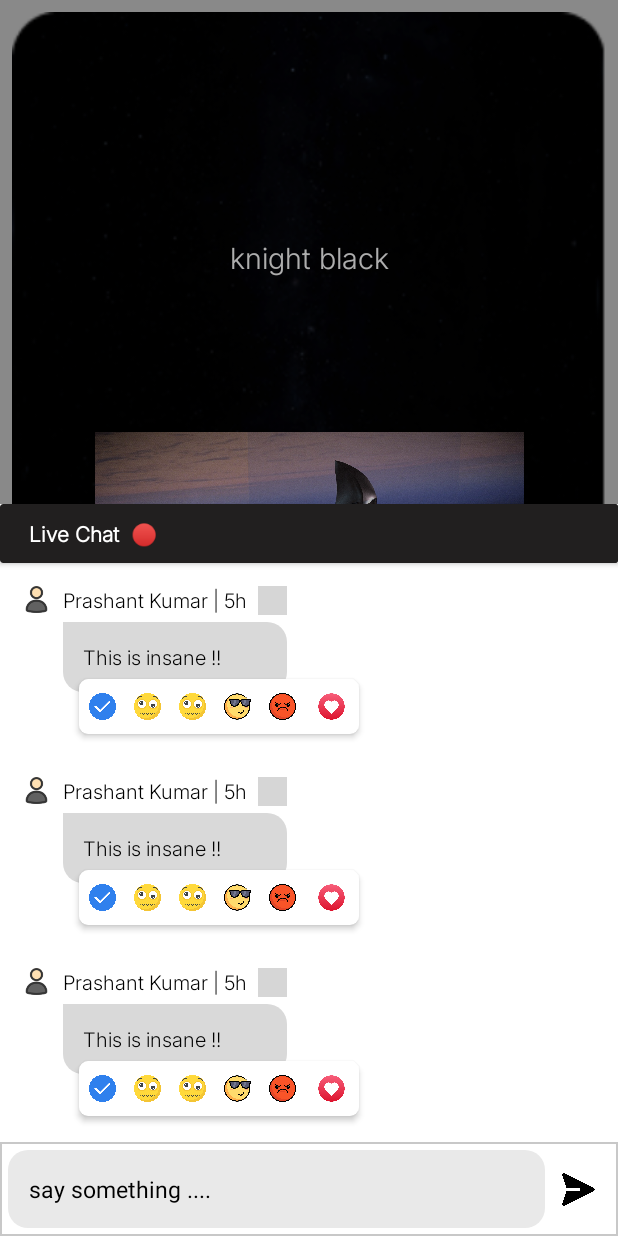
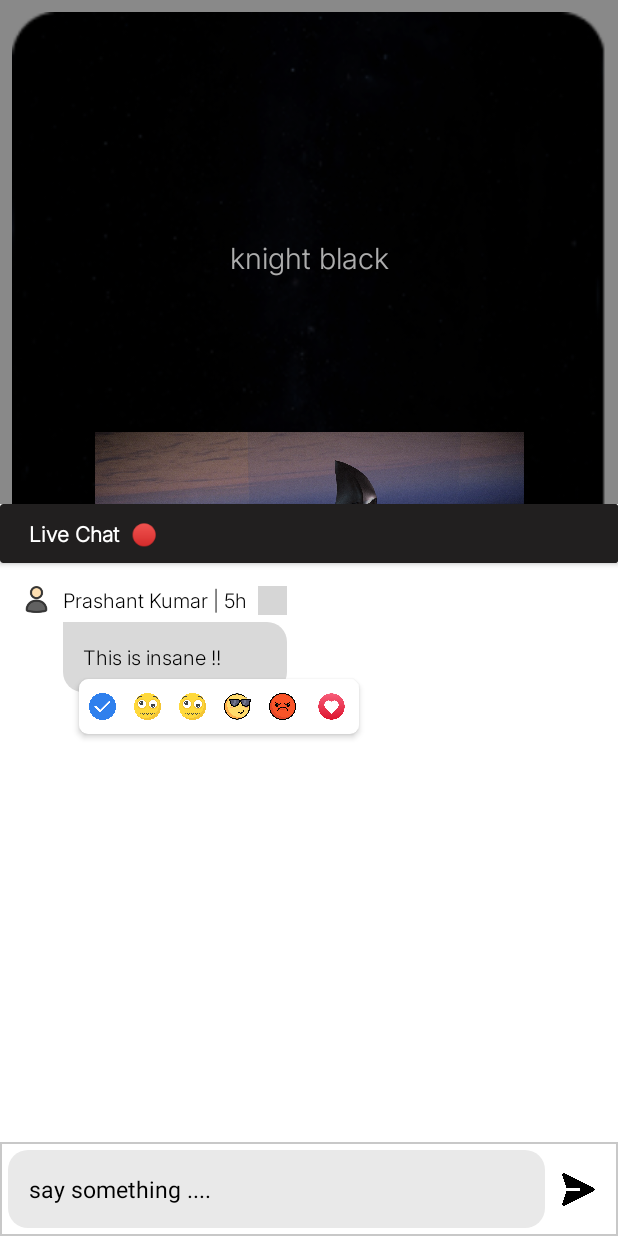
Before and after one commit to PrashantX02/Next-gen-orbital-visualization, an Android app: the swipe_card screen opened directly, with no data from a screen before it, after a tap on an icon or button, on a phone screen of 412 x 824 dp. Run offline under Robolectric (Android 15) with nearby library versions, the phone set to English and light mode, and no system bars; our stand-ins replace Firebase (no records; nobody signed in at launch, a user with empty details on screens opened directly), sdp/ssp sizes; libraries missing offline, so code that uses them is left out: com.qamar.curvedbottomnaviagtion; 3 statements that could not run were skipped; grey boxes are pictures that could not be loaded.

Commit message:
working in Live comment section

```diff
--- a/app/src/main/java/com/pain/space/model/Comment.kt
+++ b/app/src/main/java/com/pain/space/model/Comment.kt
@@ -1,29 +1,30 @@
 package com.pain.space.model
 
 data class Comment(
-    val username: String,
-    val timeAgo: String,
-    val commentText: String,
+    var uid: String = "",
+    var username: String = "",
+    var timeAgo: String = "",
+    var commentText: String = "",
 
     // Emotion drawable resources
-    val chk: Int,
-    val confused: Int,
-    val cool: Int,
-    val angry: Int,
-    val facebookReactions: Int,
-    val sad: Int,
-    val sad2: Int,
-    val neutral: Int,
-    val science: Int,
-    val einstein: Int,
-    val sportCar: Int,
-    val startup: Int,
-    val chemistry: Int,
-    val galaxy: Int,
-    val angryBirds: Int,
-    val tesla: Int,
-    val gravity: Int,
-    val isaacNewton: Int,
-    val astronaut: Int,
-    val planet: Int
+    var chk: Int = 0,
+    var confused: Int = 0,
+    var cool: Int = 0,
+    var angry: Int = 0,
+    var facebookReactions: Int = 0,
+    var sad: Int = 0,
+    var sad2: Int = 0,
+    var neutral: Int = 0,
+    var science: Int = 0,
+    var einstein: Int = 0,
+    var sportCar: Int = 0,
+    var startup: Int = 0,
+    var chemistry: Int = 0,
+    var galaxy: Int = 0,
+    var angryBirds: Int = 0,
+    var tesla: Int = 0,
+    var gravity: Int = 0,
+    var isaacNewton: Int = 0,
+    var astronaut: Int = 0,
+    var planet: Int = 0
 )
--- a/app/src/main/java/com/pain/space/services/ViewCountService.kt
+++ b/app/src/main/java/com/pain/space/services/ViewCountService.kt
@@ -12,7 +12,7 @@ class ViewCountService : Service() {
 
         Thread {
             val db = FirebaseDatabase.getInstance()
-            val ref = db.reference.child(key)
+            val ref = db.reference.child(key).child("live_views")
             ref.get().addOnSuccessListener { snapshot ->
                 val value = snapshot.getValue(Int::class.java) ?: 0
                 ref.setValue(value - 1)
--- a/app/src/main/java/com/pain/space/sheet_fragment/comment_sheetFragment.kt
+++ b/app/src/main/java/com/pain/space/sheet_fragment/comment_sheetFragment.kt
@@ -1,37 +1,98 @@
 package com.pain.space.sheet_fragment
 
+import android.icu.util.LocaleData
+import android.os.Build
 import android.os.Bundle
+import android.util.Log
 import android.view.LayoutInflater
 import android.view.View
 import android.view.ViewGroup
+import android.widget.EditText
 import android.widget.ImageView
+import android.widget.Toast
+import androidx.annotation.RequiresApi
+import androidx.constraintlayout.widget.ConstraintLayout
 import androidx.recyclerview.widget.LinearLayoutManager
 import androidx.recyclerview.widget.RecyclerView
 import com.google.android.material.bottomsheet.BottomSheetDialogFragment
+import com.google.android.material.snackbar.Snackbar
+import com.google.firebase.auth.FirebaseAuth
+import com.google.firebase.database.DataSnapshot
+import com.google.firebase.database.DatabaseError
+import com.google.firebase.database.FirebaseDatabase
+import com.google.firebase.database.ValueEventListener
+import com.google.firebase.database.core.Constants
 import com.pain.space.R
 import com.pain.space.model.Comment
 import com.pain.space.recyclerViews_and_adapter.CommentAdapter
+import com.qamar.curvedbottomnaviagtion.log
+import java.time.LocalDateTime
+import java.time.format.DateTimeFormatter
+import java.util.Calendar
+import java.util.Formatter
 
-class comment_sheetFragment() : BottomSheetDialogFragment() {
+class comment_sheetFragment(var key_default_watch: String) : BottomSheetDialogFragment() {
 
     lateinit var comment_recyclerView : RecyclerView
+    lateinit var comment_edit_text : EditText
+    lateinit var comment_sent : ImageView
+    lateinit var key : String
+    lateinit var root : ConstraintLayout
+
+    @RequiresApi(Build.VERSION_CODES.O)
     override fun onCreateView(
         inflater: LayoutInflater, container: ViewGroup?,
         savedInstanceState: Bundle?
     ): View? {
 
+        val uid : String = FirebaseAuth.getInstance().currentUser!!.uid
+
         var view : View = inflater.inflate(R.layout.fragment_comment_sheet, container, false)
 
         comment_recyclerView = view.findViewById(R.id.comments)
+        comment_edit_text = view.findViewById(R.id.editText4)
+        comment_sent = view.findViewById(R.id.sent_comment)
+        root = view.findViewById(R.id.bottom_up_root)
+
+        key = key_default_watch
+
+        comment_sent.setOnClickListener {
+            var str = comment_edit_text.text.toString()
+            val current = LocalDateTime.now()
+            val format = DateTimeFormatter.ofPattern("yyyy-MM-dd HH:mm:ss")
+            val formatted = current.format(format)
+            FirebaseDatabase.getInstance().reference.child(key).child("comment").push().setValue(Comment(uid,"Prashant Kumar | 5h",formatted,str,0,0,0,0,0,0,0,0,0,0,0,0,0,0,0,0,0,0,0,0)).addOnCompleteListener { task->
+                if(task.isSuccessful){
+                    comment_edit_text.setText("")
+                    Snackbar.make(root,"Comment posted",Snackbar.LENGTH_SHORT).show()
+                }else{
+                    Log.d("planet", "failed posting  comment")
+                }
+            }
+        }
 
         var list = listOf(
-            Comment("Prashant Kumar | 5h","","This is is Insane !!",0,0,0,0,0,0,0,0,0,0,0,0,0,0,0,0,0,0,0,0),
-            Comment("Prashant Kumar | 5h","","This is is Insane !!",0,0,0,0,0,0,0,0,0,0,0,0,0,0,0,0,0,0,0,0),
-            Comment("Prashant Kumar | 5h","","This is is Insane !!",0,0,0,0,0,0,0,0,0,0,0,0,0,0,0,0,0,0,0,0),
-            Comment("Prashant Kumar | 5h","","This is is Insane !!",0,0,0,0,0,0,0,0,0,0,0,0,0,0,0,0,0,0,0,0),
-            Comment("Prashant Kumar | 5h","","This is is Insane !!",0,0,0,0,0,0,0,0,0,0,0,0,0,0,0,0,0,0,0,0),
-            Comment("Prashant Kumar | 5h","","This is is Insane !!",0,0,0,0,0,0,0,0,0,0,0,0,0,0,0,0,0,0,0,0),
+            Comment(uid,"Prashant Kumar | 5h","","This is is Insane !!",0,0,0,0,0,0,0,0,0,0,0,0,0,0,0,0,0,0,0,0)
         )
+
+        FirebaseDatabase.getInstance().reference.child(key).child("comment").addValueEventListener(object : ValueEventListener{
+            override fun onDataChange(snapshot: DataSnapshot) {
+                if(snapshot.exists()){
+                    for(snap in snapshot.children){
+                        Log.d("planet", "Snapshot: ${snap.value}")
+                        val cl = snap.getValue(Comment::class.java)
+
+                        if(cl != null) Log.d("planet", "names " + cl.username)
+                        else Log.d("planet", "names" + null)
+                    }
+                }else Log.d("planet", "data" + null)
+            }
+
+            override fun onCancelled(error: DatabaseError) {
+                TODO("Not yet implemented")
+            }
+
+        })
 
         val adapter_comment  = CommentAdapter(list)
         comment_recyclerView.layoutManager = LinearLayoutManager(requireContext())
@@ -41,6 +102,8 @@ class comment_sheetFragment() : BottomSheetDialogFragment() {
     }
 
 
+
+
     override fun onDestroy() {
         super.onDestroy()
     }
--- a/app/src/main/java/com/pain/space/swipe_card.kt
+++ b/app/src/main/java/com/pain/space/swipe_card.kt
@@ -73,25 +73,7 @@ class swipe_card : AppCompatActivity() {private lateinit var manager: CardStackL
         val db = FirebaseDatabase.getInstance()
 
 
-        db.reference
-            .child(key_default_watch).get()
-            .addOnSuccessListener { snapshot ->
-                Log.d("planet", "enter")
-                if (snapshot.exists()) {
-                    var value : Int = snapshot.getValue(Int::class.java)  ?: 0
-                    value++
-                    Log.d("planet", "watching_val: $value")
-                    watching.text = value.toString() + " watching"
-
-                    db.reference.child(key_default_watch).setValue(value)
-                } else {
-                    Log.d("planet", "No data found at $key_default_watch")
-                }
-            }
-            .addOnFailureListener { error ->
-                Log.e("planet", "Firebase get failed: ${error.message}")
-            }
-
+        increaseViewCount()
 
         manager = CardStackLayoutManager(this, object : CardStackListener {
             override fun onCardDragging(direction: Direction, ratio: Float) {
@@ -142,7 +124,7 @@ class swipe_card : AppCompatActivity() {private lateinit var manager: CardStackL
         // Comment handling
 
         com.setOnClickListener {
-            val comment_sheetFragment = comment_sheetFragment()
+            val comment_sheetFragment = comment_sheetFragment(key_default_watch)
             comment_sheetFragment.show(supportFragmentManager,comment_sheetFragment?.tag)
         }
 
@@ -156,8 +138,6 @@ class swipe_card : AppCompatActivity() {private lateinit var manager: CardStackL
         if(key.equals("1")){
             str = event_area_51.area_51
             list.add(swipe_card_model("Area-51", event_area_51.area_51_description,"",R.drawable.area51))
-
-
 
 
         } else if(key.equals("2")){
@@ -190,5 +170,33 @@ class swipe_card : AppCompatActivity() {private lateinit var manager: CardStackL
         super.onDestroy()
     }
 
+    fun increaseViewCount(){
+        db.reference
+            .child(key_default_watch).child("live_views").get()
+            .addOnSuccessListener { snapshot ->
+                Log.d("planet", "enter")
+                if (snapshot.exists()) {
+                    var value : Int = snapshot.getValue(Int::class.java)  ?: 0
+                    value++
+                    Log.d("planet", "watching_val: $value")
+                    watching.text = value.toString() + " watching"
+
+                } else {
+                    Log.d("planet", "No data found at $key_default_watch")
+                    watching.text =  "1 watching"
+                }
+
+                db.reference.child(key_default_watch).child("live_views").setValue(1)
+            }
+            .addOnFailureListener { error ->
+                Log.e("planet", "Firebase get failed: ${error.message}")
+            }
+    }
+
+
+    override fun onResume() {
+        super.onResume()
+        increaseViewCount()
+    }
 
 }
--- a/app/src/main/res/layout/fragment_comment_sheet.xml
+++ b/app/src/main/res/layout/fragment_comment_sheet.xml
@@ -3,6 +3,7 @@
     xmlns:app="http://schemas.android.com/apk/res-auto"
     android:id="@+id/bottom_up_root"
     android:layout_width="match_parent"
+
     xmlns:tools="http://schemas.android.com/tools"
     tools:context="sheet_fragment.comment_sheetFragment"
     android:layout_height="wrap_content"
```
